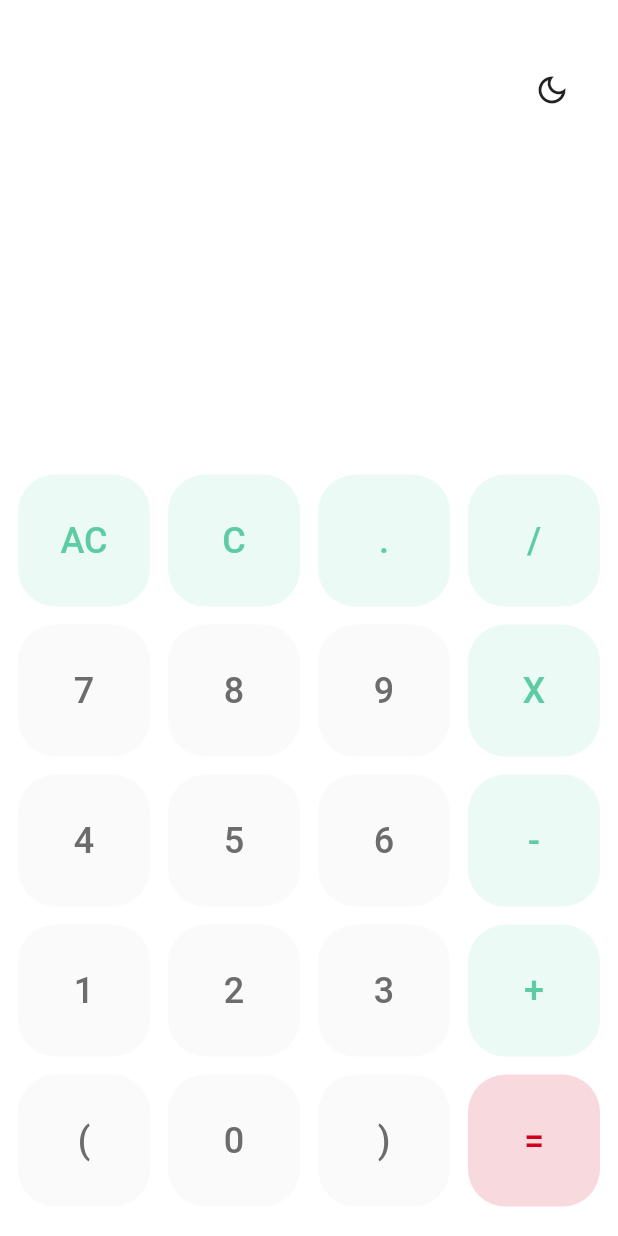
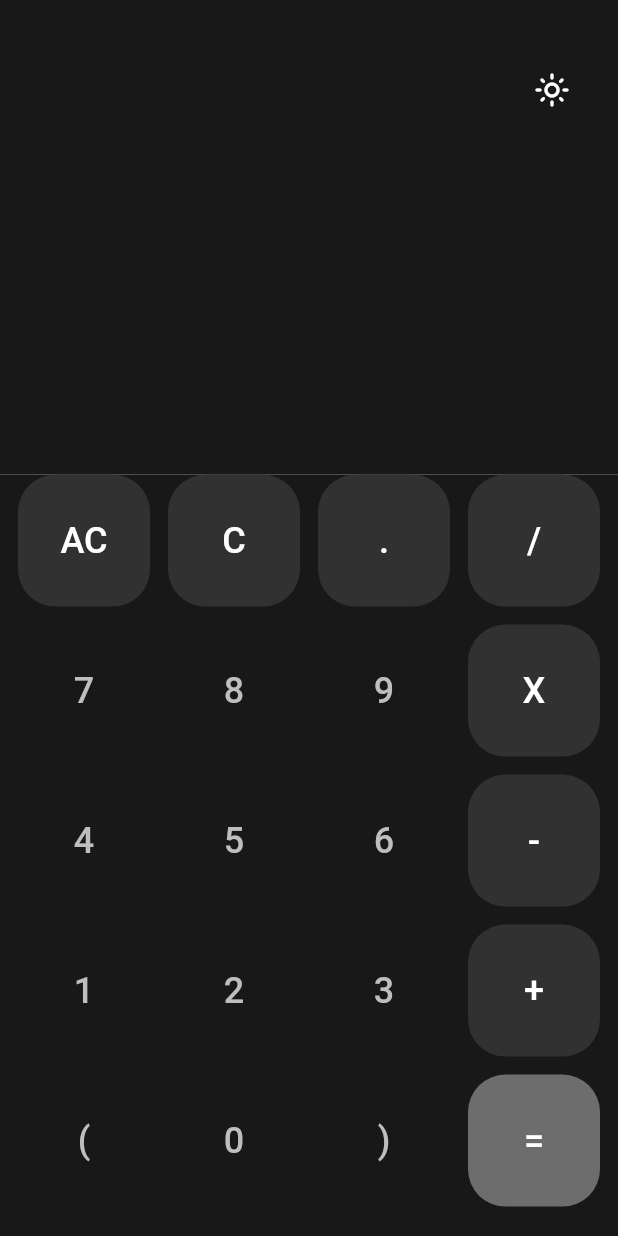
Before and after one commit to Pushpender-18/Basic-Calculator, a Flutter app: the screen it shows after launch, after a tap on the "dark mode" icon, on a phone screen of 412 x 824 dp. Run offline on Flutter 3.47's test engine with Material 2 defaults, Android fonts, the phone set to English and light mode, and no system bars; our stand-ins replace flutter_riverpod.

Commit message:
Added Dark mode and Theme switch function

```diff
--- /dev/null
+++ b/lib/provider/variable_provide.dart
@@ -0,0 +1,15 @@
+import 'package:flutter_riverpod/flutter_riverpod.dart';
+
+class Theme extends StateNotifier<bool> {
+  Theme() : super(true);
+
+  void dark() {
+    state = false;
+  }
+
+  void light() {
+    state = true;
+  }
+}
+
+final theme = StateNotifierProvider<Theme, bool>((ref) => Theme());
--- a/lib/widgets/display.dart
+++ b/lib/widgets/display.dart
@@ -1,4 +1,5 @@
 import 'package:calculator/provider/display_provider.dart';
+import 'package:calculator/provider/variable_provide.dart';
 import 'package:flutter/material.dart';
 import 'package:flutter_riverpod/flutter_riverpod.dart';
 
@@ -9,9 +10,12 @@ class Display extends ConsumerWidget {
   @override
   Widget build(BuildContext context, WidgetRef ref) {
     final String msg = ref.watch(focusedText);
+    final bool mode = ref.watch(theme);
 
     return Container(
-      color: const Color.fromARGB(255, 255, 255, 255),
+      color: mode
+          ? const Color.fromARGB(255, 255, 255, 255)
+          : const Color.fromARGB(255, 24, 24, 24),
       padding: const EdgeInsets.all(12),
       alignment: Alignment.bottomRight,
       height: height,
@@ -25,8 +29,19 @@ class Display extends ConsumerWidget {
             alignment: Alignment.centerRight,
             padding: const EdgeInsets.symmetric(horizontal: 8),
             child: IconButton(
-              onPressed: () {},
-              icon: const Icon(Icons.dark_mode_outlined),
+              onPressed: () {
+                if (mode == true) {
+                  ref.watch(theme.notifier).dark();
+                } else {
+                  ref.watch(theme.notifier).light();
+                }
+              },
+              icon: mode
+                  ? const Icon(Icons.dark_mode_outlined)
+                  : const Icon(
+                      Icons.light_mode_outlined,
+                      color: Colors.white,
+                    ),
             ),
           ),
           const Spacer(),
@@ -45,7 +60,9 @@ class Display extends ConsumerWidget {
                     : msg.length < 13
                         ? 44
                         : 32,
-                color: const Color.fromARGB(255, 74, 74, 74),
+                color: mode
+                    ? const Color.fromARGB(255, 74, 74, 74)
+                    : const Color.fromARGB(255, 255, 255, 255),
               ),
             ),
           ),
--- a/lib/widgets/keyboard.dart
+++ b/lib/widgets/keyboard.dart
@@ -1,5 +1,6 @@
 import 'package:calculator/data/key_data.dart';
 import 'package:calculator/provider/display_provider.dart';
+import 'package:calculator/provider/variable_provide.dart';
 import 'package:flutter/material.dart';
 import 'package:flutter_riverpod/flutter_riverpod.dart';
 
@@ -17,6 +18,7 @@ class _KeyboardState extends ConsumerState<Keyboard> {
   @override
   Widget build(BuildContext context) {
     final keyData = KeyData();
+    final mode = ref.watch(theme);
     var k = keyData.data;
 
     List<String> numberExtractor(String equation) {
@@ -164,7 +166,9 @@ class _KeyboardState extends ConsumerState<Keyboard> {
     return Container(
       height: widget.height,
       padding: const EdgeInsets.symmetric(horizontal: 12),
-      color: const Color.fromARGB(255, 255, 255, 255),
+      color: mode
+          ? const Color.fromARGB(255, 255, 255, 255)
+          : const Color.fromARGB(255, 24, 24, 24),
       child: GridView.count(
         physics: const NeverScrollableScrollPhysics(),
         crossAxisCount: 4,
@@ -180,15 +184,21 @@ class _KeyboardState extends ConsumerState<Keyboard> {
                 },
                 style: TextButton.styleFrom(
                   foregroundColor: k[i].color == 0
-                      ? Colors.grey
+                      ? (mode ? Colors.grey : Colors.grey)
                       : k[i].color == 1
-                          ? Colors.green
-                          : Colors.red,
+                          ? (mode ? Colors.green : Colors.grey[350])
+                          : (mode ? Colors.red : Colors.white),
                   backgroundColor: k[i].color == 0
-                      ? const Color.fromARGB(255, 250, 250, 250)
+                      ? (mode
+                          ? const Color.fromARGB(255, 250, 250, 250)
+                          : const Color.fromARGB(255, 24, 24, 24))
                       : k[i].color == 1
-                          ? const Color.fromARGB(255, 235, 250, 244)
-                          : const Color.fromARGB(255, 248, 217, 221),
+                          ? (mode
+                              ? const Color.fromARGB(255, 235, 250, 244)
+                              : const Color.fromARGB(255, 49, 49, 49))
+                          : (mode
+                              ? const Color.fromARGB(255, 248, 217, 221)
+                              : const Color.fromARGB(255, 109, 109, 109)),
                   shape: RoundedRectangleBorder(
                     borderRadius: BorderRadius.circular(25),
                   ),
@@ -197,10 +207,16 @@ class _KeyboardState extends ConsumerState<Keyboard> {
                   k[i].name,
                   style: TextStyle(
                     color: k[i].color == 0
-                        ? const Color.fromARGB(255, 108, 108, 108)
+                        ? (mode
+                            ? const Color.fromARGB(255, 108, 108, 108)
+                            : const Color.fromARGB(255, 190, 190, 190))
                         : k[i].color == 1
-                            ? const Color.fromARGB(255, 93, 204, 164)
-                            : const Color.fromARGB(255, 208, 1, 27),
+                            ? (mode
+                                ? const Color.fromARGB(255, 93, 204, 164)
+                                : const Color.fromARGB(255, 255, 255, 255))
+                            : (mode
+                                ? const Color.fromARGB(255, 208, 1, 27)
+                                : const Color.fromARGB(255, 255, 255, 255)),
                     fontSize: 24,
                   ),
                 ),
```
